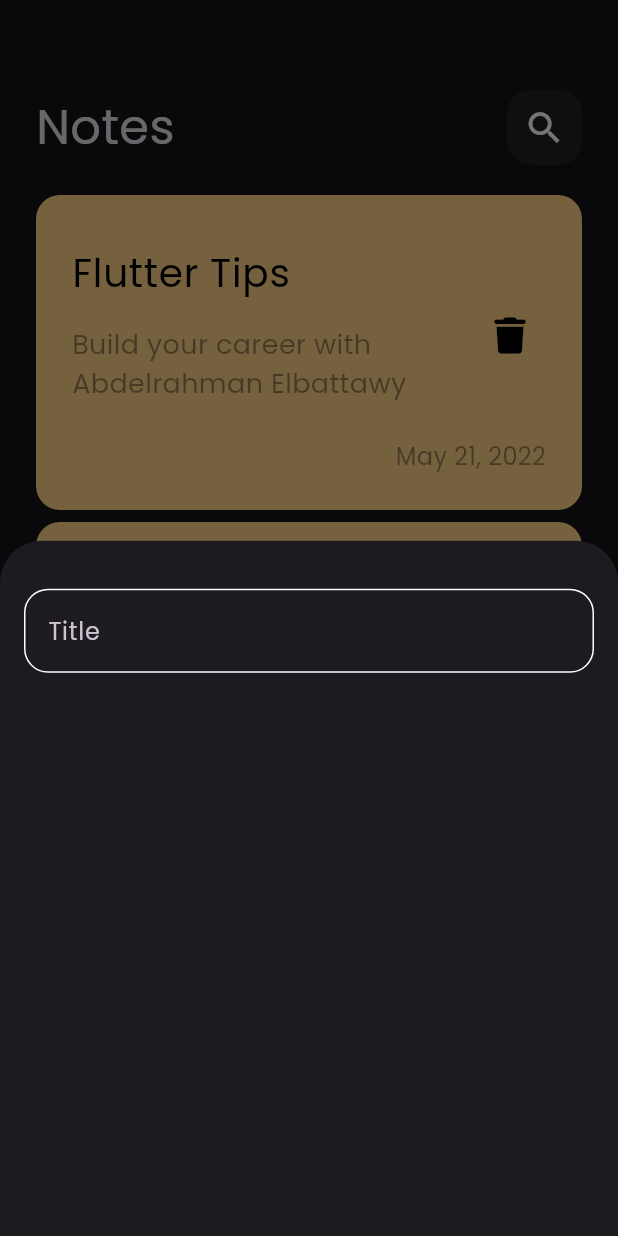
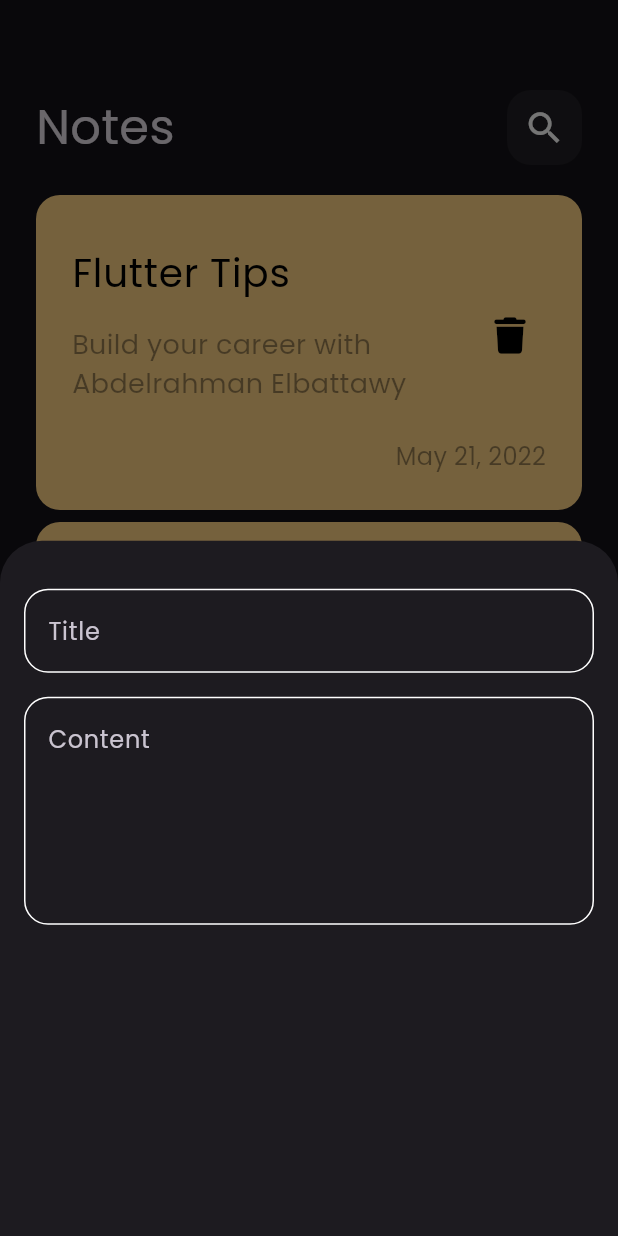
Before and after one commit to abdelrahman-elbattawy/notes_app, a Flutter app: the screen it shows after launch, after a tap on the "add" icon, on a phone screen of 412 x 824 dp. Run offline on Flutter 3.47's test engine with Material 3 defaults, Android fonts, the phone set to English and light mode, and no system bars; our stand-ins replace font_awesome_flutter.

Commit message:
add fields to notes bottom sheet

```diff
--- a/lib/views/widgets/add_note_bottom_sheet.dart
+++ b/lib/views/widgets/add_note_bottom_sheet.dart
@@ -16,6 +16,13 @@ class AddNoteBottomSheet extends StatelessWidget {
           CustomTextField(
             hintText: 'Title',
           ),
+          SizedBox(
+            height: 16,
+          ),
+          CustomTextField(
+            hintText: 'Content',
+            maxLines: 5,
+          ),
         ],
       ),
     );
--- a/lib/views/widgets/custom_text_field.dart
+++ b/lib/views/widgets/custom_text_field.dart
@@ -2,14 +2,16 @@ import 'package:flutter/material.dart';
 import 'package:notes_app/constants.dart';
 
 class CustomTextField extends StatelessWidget {
-  const CustomTextField({super.key, this.hintText});
+  const CustomTextField({super.key, this.hintText, this.maxLines = 1});
 
   final String? hintText;
+  final int? maxLines;
 
   @override
   Widget build(BuildContext context) {
     return TextField(
       cursorColor: kPrimaryColor,
+      maxLines: maxLines,
       decoration: InputDecoration(
         hintText: hintText,
         enabledBorder: buildBorder(),
```
